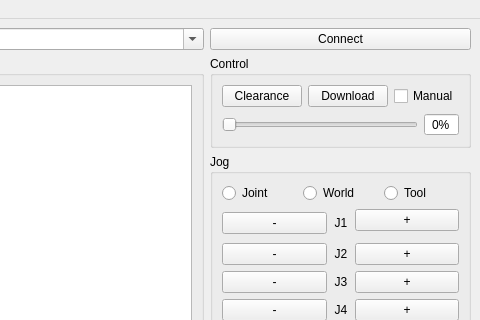
Above: forms/resource/mainWindow.ui from lazyshawn/robot-teachpad before the change; both pictures show x 320 to 800 and y 0 to 320 of the 800 by 760 pixel window. Below: the same form after it.
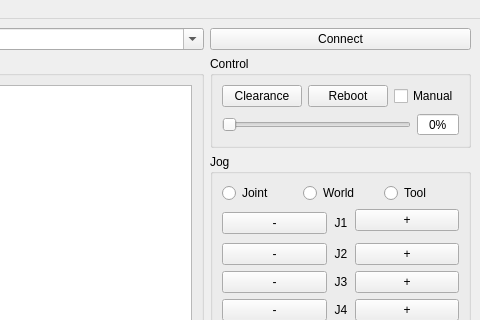
That is the form after the change.

Diff of the .ui file:
```diff
--- a/forms/resource/mainWindow.ui
+++ b/forms/resource/mainWindow.ui
@@ -292,7 +292,7 @@
        <item row="0" column="1">
         <widget class="QPushButton" name="pushButton_11">
          <property name="text">
-          <string>Download</string>
+          <string>Reboot</string>
          </property>
         </widget>
        </item>
@@ -313,6 +313,9 @@
              <verstretch>0</verstretch>
             </sizepolicy>
            </property>
+           <property name="maximum">
+            <number>100</number>
+           </property>
            <property name="orientation">
             <enum>Qt::Horizontal</enum>
            </property>
@@ -329,6 +332,9 @@
            <property name="suffix">
             <string>%</string>
            </property>
+           <property name="maximum">
+            <number>100</number>
+           </property>
           </widget>
          </item>
         </layout>
```
